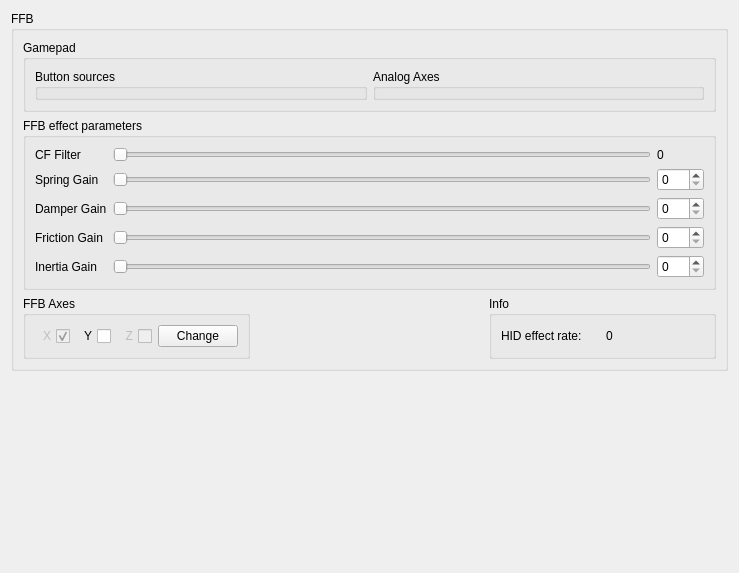
Qt form res/ffbclass.ui (Ultrawipf/OpenFFBoard-configurator) before a commit.
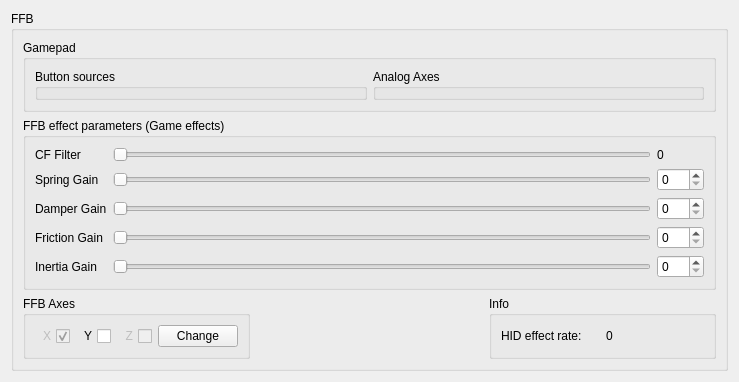
The same form after that commit.

Patch:
```diff
--- a/res/ffbclass.ui
+++ b/res/ffbclass.ui
@@ -7,7 +7,7 @@
     <x>0</x>
     <y>0</y>
     <width>739</width>
-    <height>573</height>
+    <height>382</height>
    </rect>
   </property>
   <property name="windowTitle">
@@ -179,7 +179,7 @@
          </sizepolicy>
         </property>
         <property name="title">
-         <string>FFB effect parameters</string>
+         <string>FFB effect parameters (Game effects)</string>
         </property>
         <layout class="QGridLayout" name="gridLayout">
          <item row="0" column="2">
```
